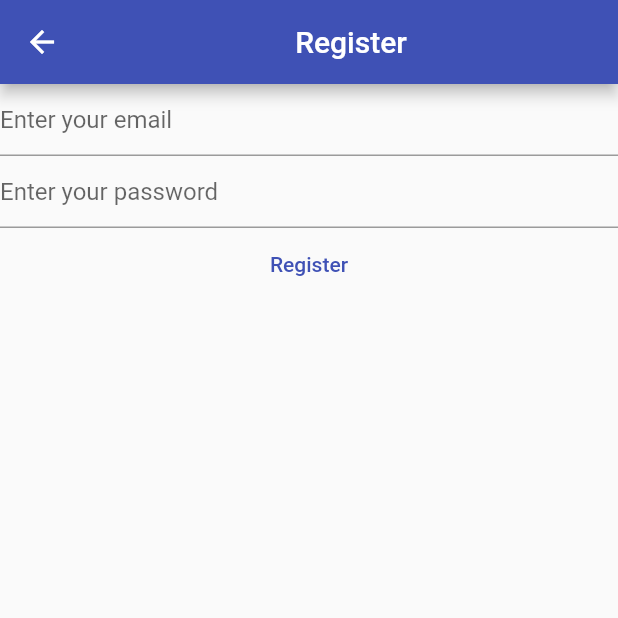
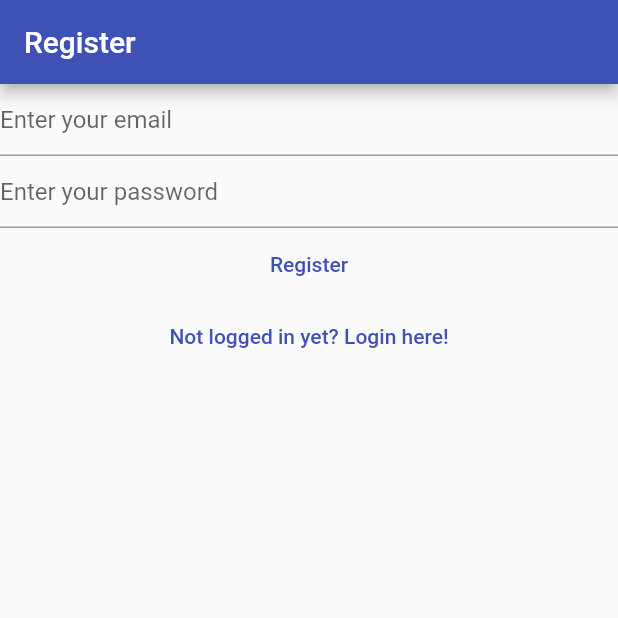
Before and after one commit to Enky-create/Note, a Flutter app: the RegisterView screen opened directly, on a phone screen of 412 x 824 dp, the top half of it. Run offline on Flutter 3.47's test engine with Material 2 defaults, Android fonts, the phone set to English and light mode, and no system bars; our stand-ins replace firebase_auth, firebase_core; accounts and stored records are empty.

Commit message:
RegisterView and LoginView are linked now, removes scaffold from Homepage

```diff
--- a/lib/main.dart
+++ b/lib/main.dart
@@ -1,4 +1,6 @@
 import 'package:flutter/material.dart';
+import 'package:notes/view/login_view.dart';
+import 'package:notes/view/register_view.dart';
 import 'homepage.dart';
 
 void main() {
@@ -10,6 +12,10 @@ void main() {
         primarySwatch: Colors.indigo,
       ),
       home: const HomePage(),
+      routes: {
+        "/register/": (context) => const RegisterView(),
+        "/login/": (context) => const LoginView()
+      },
     ),
   );
 }
--- a/lib/view/register_view.dart
+++ b/lib/view/register_view.dart
@@ -1,7 +1,5 @@
 import 'package:firebase_auth/firebase_auth.dart';
-import 'package:firebase_core/firebase_core.dart';
 import 'package:flutter/material.dart';
-import '../firebase_options.dart';
 
 class RegisterView extends StatefulWidget {
   const RegisterView({super.key});
@@ -31,17 +29,9 @@ class _RegisterViewState extends State<RegisterView> {
   Widget build(BuildContext context) {
     return Scaffold(
       appBar: AppBar(
-        title: const Center(
-          child: Text('Register'),
+        title: const Text('Register'),
       ),
-      ),
-      body: FutureBuilder(
-        future: Firebase.initializeApp(
-            options: DefaultFirebaseOptions.currentPlatform),
-        builder: ((context, snapshot) {
-          switch (snapshot.connectionState) {
-            case ConnectionState.done:
-              return Column(
+      body: Column(
         children: [
           TextField(
             controller: _email,
@@ -90,12 +80,14 @@ class _RegisterViewState extends State<RegisterView> {
             },
             child: const Text("Register"),
           ),
+          TextButton(
+            onPressed: (() {
+              Navigator.of(context)
+                  .pushNamedAndRemoveUntil("/login/", (route) => false);
+            }),
+            child: const Text("Not logged in yet? Login here!"),
+          ),
         ],
-              );
-            default:
-              return const Text("Loading");
-          }
-        }),
       ),
     );
   }
```
Also changed, not shown: lib/homepage.dart (+13 -11 lines), lib/view/login_view.dart (+11 -21 lines), lib/view/verify_email_view.dart (+13 -1 lines), 1 other file. Lines whose indentation alone changed are shown as unchanged.
